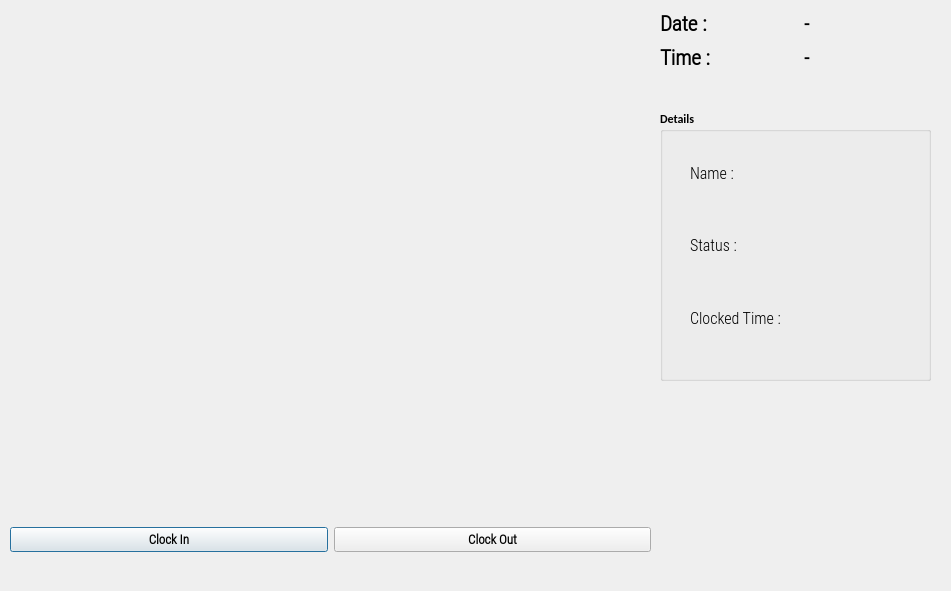
Qt form outputwindow.ui (hemmy5498/Emotion-Rec) before a commit.
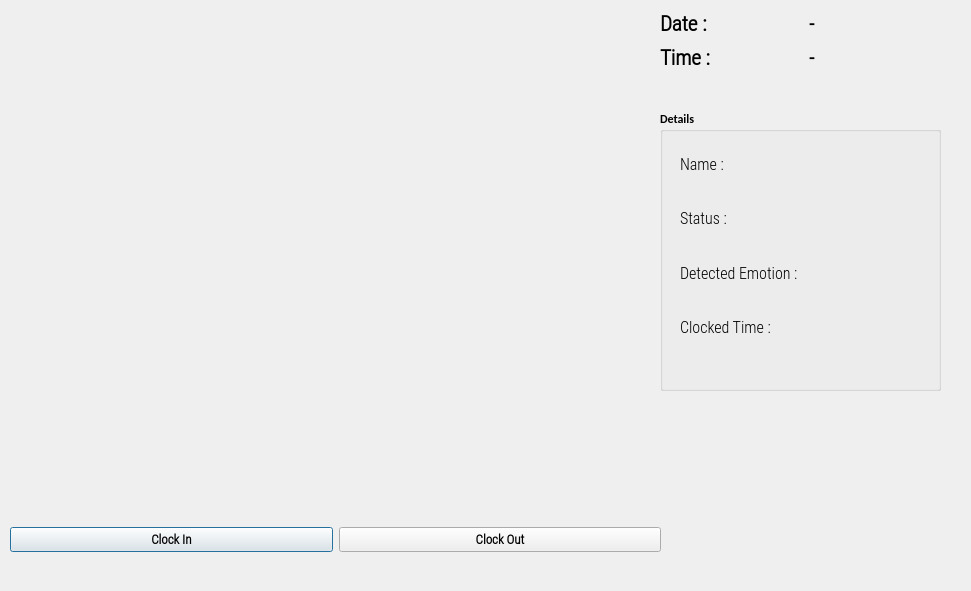
The same form after that commit. Icons and pictures are not drawn.

The edit to the form file:
```diff
--- a/outputwindow.ui
+++ b/outputwindow.ui
@@ -6,7 +6,7 @@
    <rect>
     <x>0</x>
     <y>0</y>
-    <width>951</width>
+    <width>971</width>
     <height>591</height>
    </rect>
   </property>
@@ -66,7 +66,7 @@
     <rect>
      <x>10</x>
      <y>500</y>
-     <width>641</width>
+     <width>651</width>
      <height>80</height>
     </rect>
    </property>
@@ -114,7 +114,7 @@
     <rect>
      <x>660</x>
      <y>10</y>
-     <width>281</width>
+     <width>291</width>
      <height>61</height>
     </rect>
    </property>
@@ -186,8 +186,8 @@
     <rect>
      <x>660</x>
      <y>110</y>
-     <width>271</width>
-     <height>271</height>
+     <width>281</width>
+     <height>281</height>
     </rect>
    </property>
    <property name="title">
@@ -196,9 +196,9 @@
    <widget class="QWidget" name="verticalLayoutWidget">
     <property name="geometry">
      <rect>
-      <x>30</x>
+      <x>20</x>
       <y>30</y>
-      <width>97</width>
+      <width>207</width>
       <height>211</height>
      </rect>
     </property>
@@ -244,6 +244,21 @@
         </font>
        </property>
        <property name="text">
+        <string>Detected Emotion :</string>
+       </property>
+      </widget>
+     </item>
+     <item>
+      <widget class="QLabel" name="label_6">
+       <property name="font">
+        <font>
+         <family>Roboto Condensed Light</family>
+         <pointsize>12</pointsize>
+         <weight>50</weight>
+         <bold>false</bold>
+        </font>
+       </property>
+       <property name="text">
         <string>Clocked Time : </string>
        </property>
       </widget>
@@ -255,7 +270,7 @@
      <rect>
       <x>120</x>
       <y>30</y>
-      <width>131</width>
+      <width>151</width>
       <height>211</height>
      </rect>
     </property>
@@ -290,6 +305,21 @@
        </property>
       </widget>
      </item>
+     <item>
+      <widget class="QLabel" name="DetectedEmotionLabel">
+       <property name="font">
+        <font>
+         <family>Roboto Condensed Light</family>
+         <pointsize>12</pointsize>
+         <weight>50</weight>
+         <bold>false</bold>
+        </font>
+       </property>
+       <property name="text">
+        <string/>
+       </property>
+      </widget>
+     </item>
      <item>
       <layout class="QHBoxLayout" name="horizontalLayout_2">
        <item>
```
Left out of the diff: 2 changed lines with no effect on the pictures.
